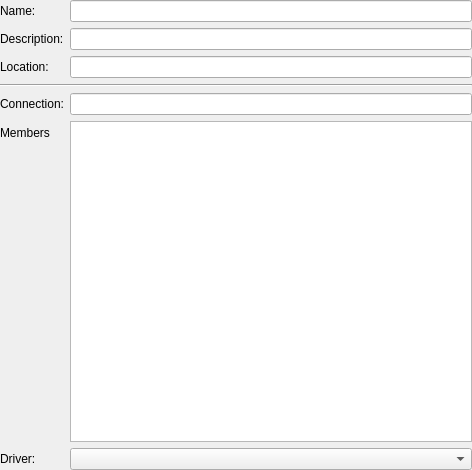
The window that configure-printer/ModifyPrinter.ui (KDE/print-manager) describes before a commit, drawn with Qt 5.
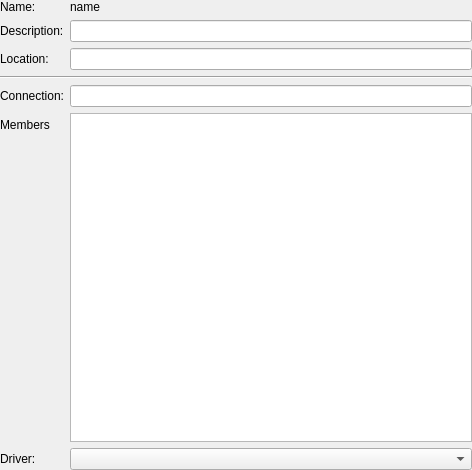
The same window after the commit. Custom widgets are drawn as their Qt base class.

Commit message: Replace the Configure Printer dialog LineEdit for the printer name with a selectable Label to be more explicit about being unable to change a printer name. BUG: 246704

Diff of the .ui file:
```diff
--- a/configure-printer/ModifyPrinter.ui
+++ b/configure-printer/ModifyPrinter.ui
@@ -24,16 +24,6 @@
        <property name="text">
         <string>Name:</string>
        </property>
-       <property name="buddy">
-        <cstring>nameLE</cstring>
-       </property>
-      </widget>
-     </item>
-     <item row="0" column="1">
-      <widget class="KLineEdit" name="nameLE">
-       <property name="toolTip">
-        <string>May contain any printable characters except &quot;/&quot;, &quot;#&quot;, and space</string>
-       </property>
       </widget>
      </item>
      <item row="1" column="0">
@@ -150,6 +140,19 @@
        </property>
       </widget>
      </item>
+     <item row="0" column="1">
+      <widget class="QLabel" name="nameL">
+       <property name="text">
+        <string notr="true">name</string>
+       </property>
+       <property name="textFormat">
+        <enum>Qt::PlainText</enum>
+       </property>
+       <property name="textInteractionFlags">
+        <set>Qt::TextSelectableByKeyboard|Qt::TextSelectableByMouse</set>
+       </property>
+      </widget>
+     </item>
     </layout>
    </item>
   </layout>
```
Left out of the diff: 1 changed line with no effect on the pictures. The commit also changes 3 other files.
